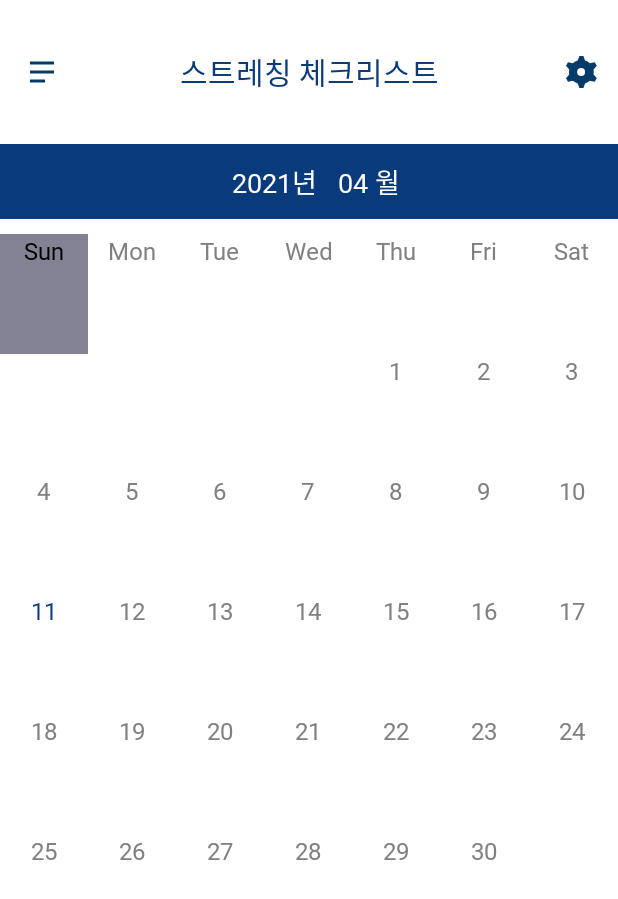
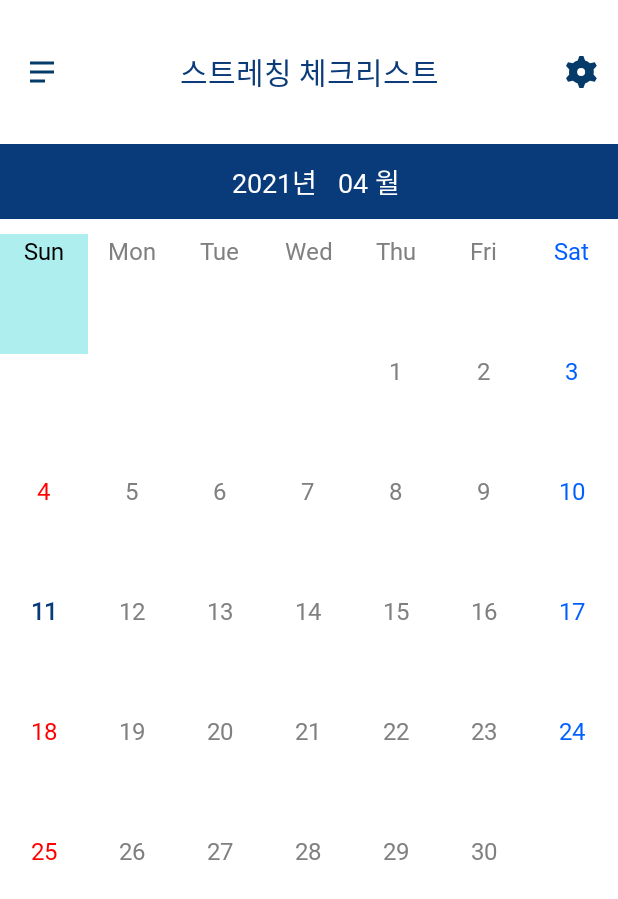
Before and after one commit to syg9272/-, an Android app: the Checklist screen opened directly, with no data from a screen before it, after a tap on "Sun", on a phone screen of 412 x 824 dp. Shown: the top 899 px of the screen. Run offline under Robolectric (Android 15) with nearby library versions, the phone set to English and light mode, and no system bars.

Commit message:
캘린더완성

```diff
--- a/app/src/main/java/com/example/pizzaneck/Checklist.java
+++ b/app/src/main/java/com/example/pizzaneck/Checklist.java
@@ -27,6 +27,8 @@ import android.widget.TextView;
 
 import android.widget.AdapterView;
 import android.widget.AdapterView.OnItemClickListener;
+import android.graphics.Color;
+import android.graphics.Paint;
 
 import androidx.annotation.NonNull;
 import androidx.appcompat.app.ActionBar;
@@ -109,7 +111,7 @@ public class Checklist extends AppCompatActivity {
             public void onItemClick(AdapterView<?> parent, View v, int position, long id) {
                 check = (TextView) gridView.getChildAt(position).findViewById(R.id.tv_item_gridview);
                 check.setTextColor(getResources().getColor(R.color.color_000000));
-                gridView.getChildAt(position).setBackgroundColor(R.color.color_check_back);
+                gridView.getChildAt(position).setBackgroundColor(Color.parseColor("#afeeee"));
             }
         });
     }
@@ -180,15 +182,25 @@ public class Checklist extends AppCompatActivity {
             }
             holder.tvItemGridView.setText("" + getItem(position));
 
+            if (position % 7 == 0) {
+                holder.tvItemGridView.setTextColor(getResources().getColor(R.color.RED));
+            } else if (position % 7 == 6) {
+                holder.tvItemGridView.setTextColor(getResources().getColor(R.color.BLUE));
+            }
+
             //해당 날짜 텍스트 컬러,배경 변경
             mCal = Calendar.getInstance();
             //오늘 day 가져옴
             Integer today = mCal.get(Calendar.DAY_OF_MONTH);
             String sToday = String.valueOf(today);
             if (sToday.equals(getItem(position))) { //오늘 day 텍스트 컬러 변경
+                holder.tvItemGridView.setPaintFlags(holder.tvItemGridView.getPaintFlags() | Paint.FAKE_BOLD_TEXT_FLAG);
                 holder.tvItemGridView.setTextColor(getResources().getColor(R.color.main_color));
 
             }
+
+
+
             return convertView;
         }
     }
--- a/app/src/main/res/values/colors.xml
+++ b/app/src/main/res/values/colors.xml
@@ -10,7 +10,7 @@
     <color name="color_ffffff">#FFFFFF</color>
     <color name="color_000000">#000000</color>
     <color name="color_day">#808080</color>
-    <color name="color_check">#FF0000</color>
-    <color name="color_check_back">#4Dafeeee</color>
+    <color name="RED">#ff0000</color>
+    <color name="BLUE">#005FFF</color>
 
 </resources>
```
